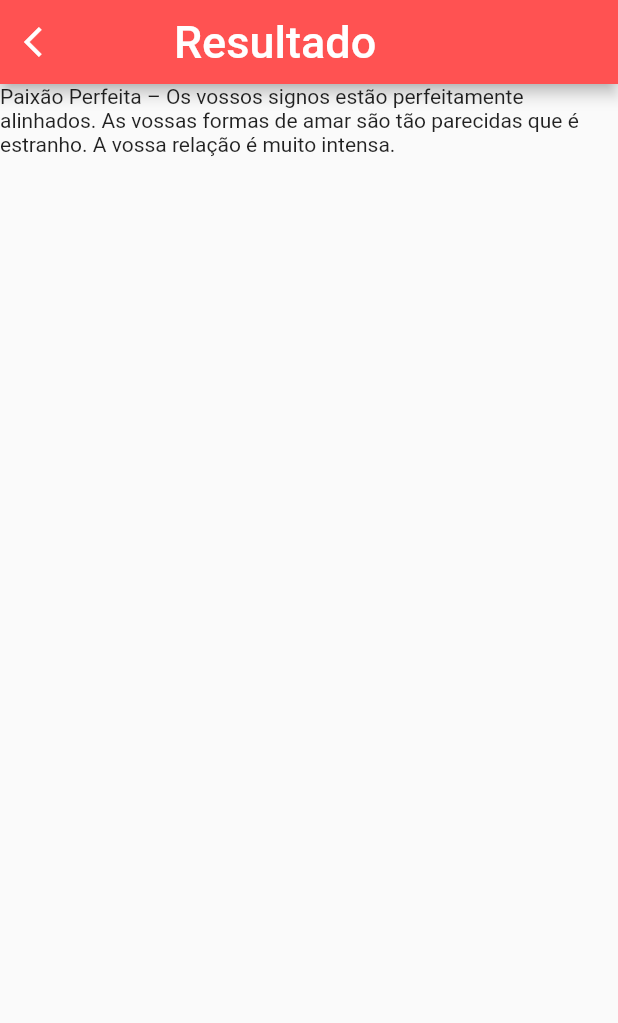
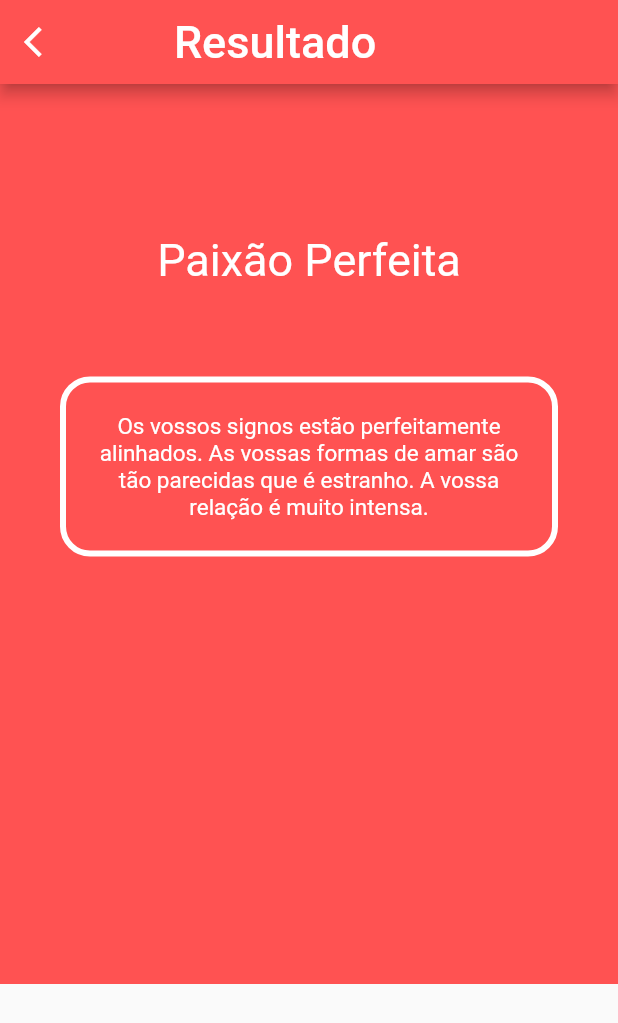
Before and after one commit to EmanoelV/Combinador-de-signos-amor, a Flutter app: the screen it shows after launch, after a tap on "Enviar", on a phone screen of 412 x 824 dp. Shown: the top 1023 px of the screen. Run offline on Flutter 3.47's test engine with Material 2 defaults, Android fonts, the phone set to English and light mode, and no system bars.

Commit message:
tela de resultado e alteracoes em nos arquivos data, signo formulario e em signos

```diff
--- a/lib/controller/signos.dart
+++ b/lib/controller/signos.dart
@@ -1,8 +1,8 @@
 import '../model/data.dart';
 
 class Signo {
-  String calcular(String signo1, String signo2) =>
-      Data().interprete(signo1, signo2);
+//  String calcular(String signo1, String signo2) =>
+  //    Data().interprete(signo1, signo2);
 
   get listSignos => Data().listSignos;
 }
--- a/lib/view/signoFormuario.dart
+++ b/lib/view/signoFormuario.dart
@@ -1,4 +1,5 @@
 import 'package:Caculadora_do_amor_signos/controller/signos.dart';
+import 'package:Caculadora_do_amor_signos/model/data.dart';
 import 'package:Caculadora_do_amor_signos/view/telaRresultado.dart';
 import 'package:Caculadora_do_amor_signos/view/widget/signoFormulario/sendButon.dart';
 import 'package:Caculadora_do_amor_signos/view/widget/signoFormulario/signoSelector.dart';
@@ -11,6 +12,7 @@ class SignoFormulario extends StatefulWidget {
   final List<String> signosItems = Signo().listSignos;
   final signoConsulta = Signo();
   final String title;
+  final Data signo = new Data();
 
   @override
   _SignoFormularioState createState() => _SignoFormularioState();
@@ -21,15 +23,21 @@ class _SignoFormularioState extends State<SignoFormulario> {
   var _signoSelecionado2 = 0;
 
   openResult() {
+    widget.signo.receberSignos(widget.signosItems[_signoSelecionado1],
+        widget.signosItems[_signoSelecionado2]);
     setState(() {
       Navigator.push(
         context,
-        MaterialPageRoute(
+        /*MaterialPageRoute(
           builder: (context) => TelaResultado(
             widget.signoConsulta.calcular(
                 widget.signosItems[_signoSelecionado1],
                 widget.signosItems[_signoSelecionado2]),
           ),
+        ),*/
+        MaterialPageRoute(
+          builder: (context) => TelaResultado(
+              widget.signo.resultadoTitulo, widget.signo.resultadoTexto),
         ),
       );
     });
--- a/lib/view/telaRresultado.dart
+++ b/lib/view/telaRresultado.dart
@@ -1,8 +1,11 @@
+import 'dart:ui';
+
 import 'package:flutter/material.dart';
 
 class TelaResultado extends StatelessWidget {
-  final String resultado;
-  TelaResultado(this.resultado);
+  final String resultadoTitulo;
+  final String resultadoTexto;
+  TelaResultado(this.resultadoTitulo, this.resultadoTexto);
 
   @override
   Widget build(BuildContext context) {
@@ -25,7 +28,53 @@ class TelaResultado extends StatelessWidget {
         ),
       ),
       body: Container(
-        child: Text(this.resultado),
+        height: 600,
+        color: Colors.redAccent,
+        padding: EdgeInsets.only(
+          top: 100,
+          left: 40,
+          right: 40,
+        ),
+        child: Column(
+          // mainAxisAlignment: MainAxisAlignment.spaceAround,
+          crossAxisAlignment: CrossAxisAlignment.center,
+          children: <Widget>[
+            Container(
+              color: Colors.redAccent,
+              child: Text(
+                this.resultadoTitulo,
+                style: TextStyle(
+                  color: Colors.white,
+                  fontSize: 30,
+                ),
+              ),
+            ),
+            SizedBox(
+              height: 60,
+            ),
+            Container(
+              padding: EdgeInsets.all(20),
+              decoration: BoxDecoration(
+                color: Colors.redAccent,
+                border: Border.all(
+                  color: Colors.white,
+                  width: 4.0,
+                ),
+                borderRadius: BorderRadius.all(
+                  Radius.circular(20),
+                ),
+              ),
+              child: Text(
+                this.resultadoTexto,
+                style: TextStyle(
+                  color: Colors.white,
+                  fontSize: 15,
+                ),
+                textAlign: TextAlign.center,
+              ),
+            ),
+          ],
+        ),
       ),
     );
   }
```
Also changed, not shown: lib/model/data.dart (+58 -3 lines).
